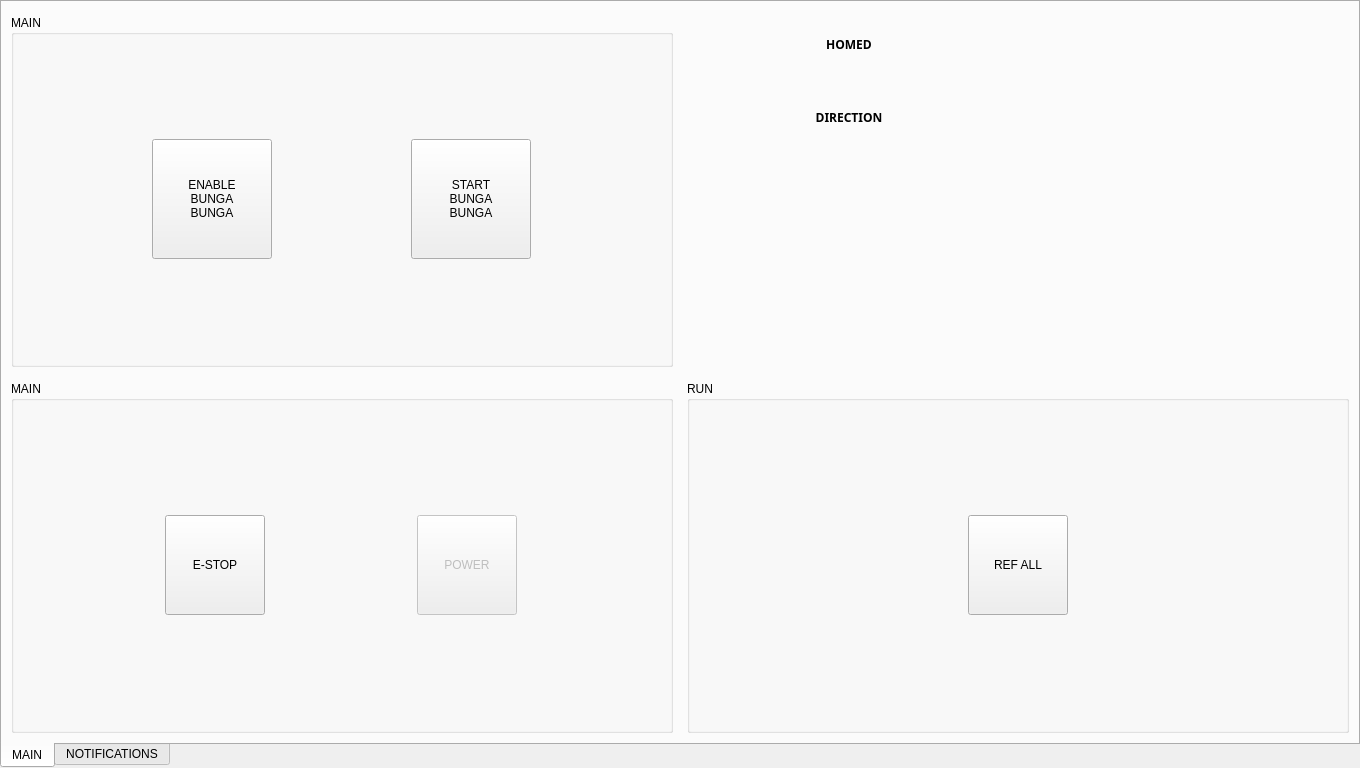
First picture: the form in sg_cnc/sg/mainwindow.ui, repository TurBoss/sg_cnc, before the edit.
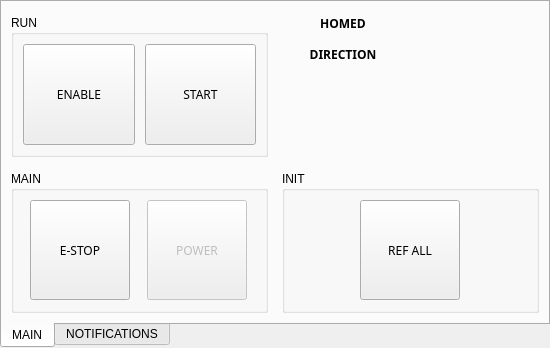
Second picture: the form after the edit. Custom widgets are drawn as their Qt base class.

What changed in the file:
```diff
--- a/sg_cnc/sg/mainwindow.ui
+++ b/sg_cnc/sg/mainwindow.ui
@@ -6,8 +6,8 @@
    <rect>
     <x>0</x>
     <y>0</y>
-    <width>1360</width>
-    <height>768</height>
+    <width>550</width>
+    <height>348</height>
    </rect>
   </property>
   <property name="windowTitle">
@@ -207,7 +207,7 @@
           <item row="1" column="2">
            <widget class="QGroupBox" name="main_gbox_3">
             <property name="title">
-             <string>RUN</string>
+             <string>INIT</string>
             </property>
             <layout class="QHBoxLayout" name="horizontalLayout_8">
              <property name="spacing">
@@ -233,6 +233,14 @@
                  <height>100</height>
                 </size>
                </property>
+               <property name="font">
+                <font>
+                 <family>Sans</family>
+                 <weight>50</weight>
+                 <italic>false</italic>
+                 <bold>false</bold>
+                </font>
+               </property>
                <property name="focusPolicy">
                 <enum>Qt::NoFocus</enum>
                </property>
@@ -258,7 +266,7 @@
           <item row="0" column="1">
            <widget class="QGroupBox" name="main_gbox_6">
             <property name="title">
-             <string>MAIN</string>
+             <string>RUN</string>
             </property>
             <layout class="QHBoxLayout" name="horizontalLayout_12">
              <property name="spacing">
@@ -278,10 +286,16 @@
                  <height>120</height>
                 </size>
                </property>
+               <property name="font">
+                <font>
+                 <family>Sans</family>
+                 <weight>50</weight>
+                 <italic>false</italic>
+                 <bold>false</bold>
+                </font>
+               </property>
                <property name="text">
-                <string>ENABLE
-BUNGA
-BUNGA</string>
+                <string>ENABLE</string>
                </property>
                <property name="checkable">
                 <bool>true</bool>
@@ -308,10 +322,16 @@
                  <height>120</height>
                 </size>
                </property>
+               <property name="font">
+                <font>
+                 <family>Sans</family>
+                 <weight>50</weight>
+                 <italic>false</italic>
+                 <bold>false</bold>
+                </font>
+               </property>
                <property name="text">
-                <string>START
-BUNGA
-BUNGA</string>
+                <string>START</string>
                </property>
                <property name="rules" stdset="0">
                 <string>[{&quot;channels&quot;: [{&quot;url&quot;: &quot;status:all_axes_homed&quot;, &quot;trigger&quot;: true}], &quot;property&quot;: &quot;Enable&quot;, &quot;expression&quot;: &quot;ch[0]&quot;, &quot;name&quot;: &quot;isHomed&quot;}]</string>
@@ -353,6 +373,14 @@
                  <height>100</height>
                 </size>
                </property>
+               <property name="font">
+                <font>
+                 <family>Sans</family>
+                 <weight>50</weight>
+                 <italic>false</italic>
+                 <bold>false</bold>
+                </font>
+               </property>
                <property name="text">
                 <string>E-STOP</string>
                </property>
@@ -387,6 +415,14 @@
                  <height>100</height>
                 </size>
                </property>
+               <property name="font">
+                <font>
+                 <family>Sans</family>
+                 <weight>50</weight>
+                 <italic>false</italic>
+                 <bold>false</bold>
+                </font>
+               </property>
                <property name="text">
                 <string>POWER</string>
                </property>
@@ -430,42 +466,42 @@
   </widget>
  </widget>
  <customwidgets>
-  <customwidget>
-   <class>HalButton</class>
-   <extends>QPushButton</extends>
-   <header>qtpyvcp.widgets.hal_widgets.hal_button</header>
-  </customwidget>
-  <customwidget>
-   <class>StatusLED</class>
-   <extends>QWidget</extends>
-   <header>qtpyvcp.widgets.display_widgets.status_led</header>
-  </customwidget>
-  <customwidget>
-   <class>HalLedIndicator</class>
-   <extends>QWidget</extends>
-   <header>qtpyvcp.widgets.hal_widgets.hal_led</header>
-  </customwidget>
   <customwidget>
    <class>VCPMainWindow</class>
    <extends>QMainWindow</extends>
    <header>qtpyvcp.widgets.form_widgets.main_window</header>
    <container>1</container>
   </customwidget>
+  <customwidget>
+   <class>ActionButton</class>
+   <extends>QPushButton</extends>
+   <header>qtpyvcp.widgets.button_widgets.action_button</header>
+  </customwidget>
   <customwidget>
    <class>DROLabel</class>
    <extends>QLabel</extends>
    <header>qtpyvcp.widgets.display_widgets.dro_label</header>
   </customwidget>
   <customwidget>
-   <class>ActionButton</class>
-   <extends>QPushButton</extends>
-   <header>qtpyvcp.widgets.button_widgets.action_button</header>
+   <class>StatusLED</class>
+   <extends>QWidget</extends>
+   <header>qtpyvcp.widgets.display_widgets.status_led</header>
   </customwidget>
   <customwidget>
    <class>NotificationWidget</class>
    <extends>QWidget</extends>
    <header>qtpyvcp.widgets.display_widgets.notification_widget</header>
   </customwidget>
+  <customwidget>
+   <class>HalLedIndicator</class>
+   <extends>QWidget</extends>
+   <header>qtpyvcp.widgets.hal_widgets.hal_led</header>
+  </customwidget>
+  <customwidget>
+   <class>HalButton</class>
+   <extends>QPushButton</extends>
+   <header>qtpyvcp.widgets.hal_widgets.hal_button</header>
+  </customwidget>
  </customwidgets>
  <resources/>
  <connections/>
```
Left out of the diff: 4 changed lines with no effect on the pictures.
